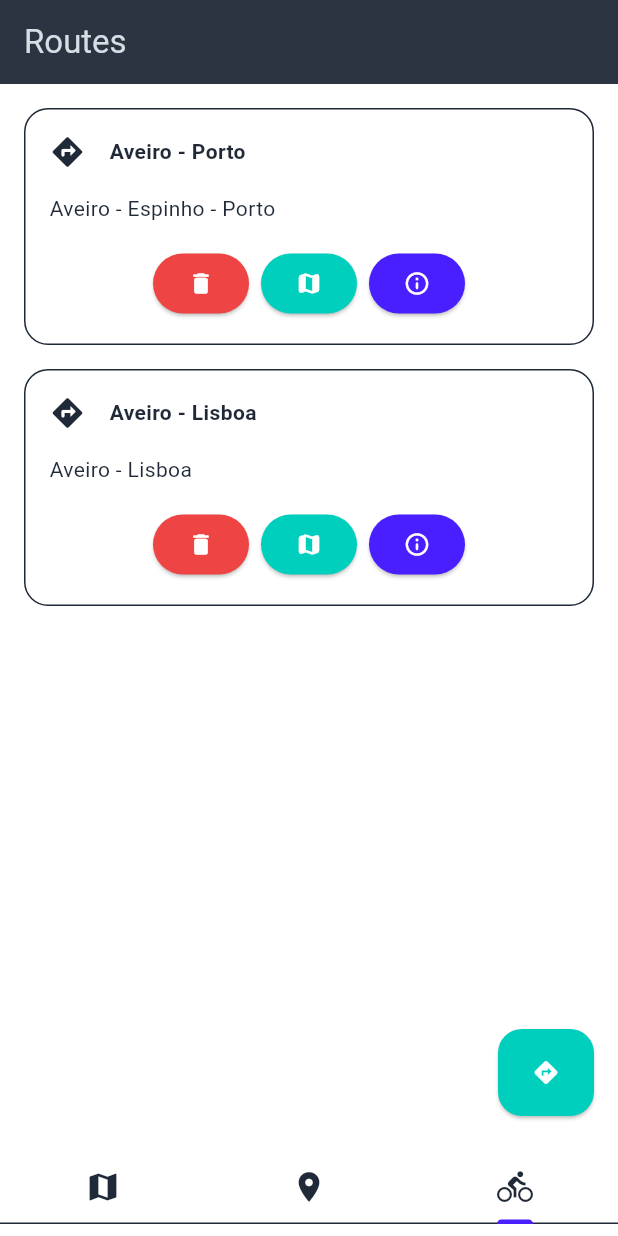
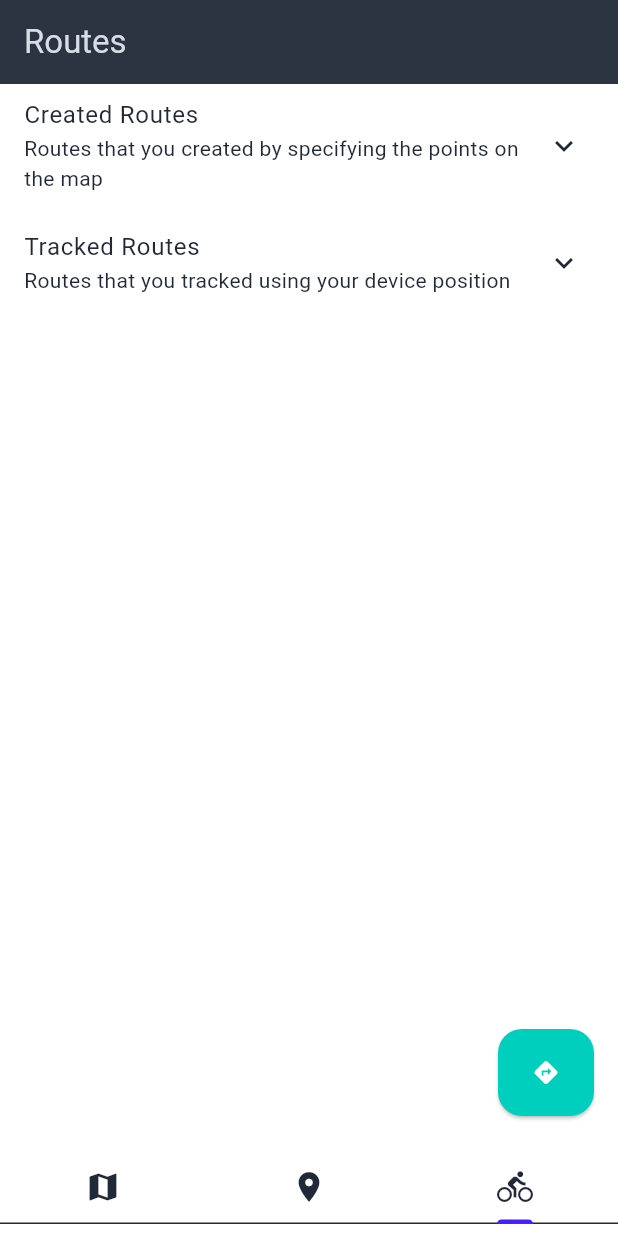
Before and after one commit to joaompfonseca/cm-flutter-project, a Flutter app: the screen it shows after launch, item 3 of the bottom bar chosen, on a phone screen of 412 x 824 dp. Run offline on Flutter 3.47's test engine with Material 3 defaults, Android fonts, the phone set to English and light mode, and no system bars; our stand-ins replace flutter_bloc, flutter_dotenv, flutter_map, geolocator, image_picker, latlong2; missing offline and left inert: amazon_cognito_identity_dart_2.

Commit message:
show created and tracked routes

```diff
--- a/lib/route/list.dart
+++ b/lib/route/list.dart
@@ -23,12 +23,15 @@ class RouteList extends StatelessWidget {
         title: const Text('Routes'),
       ),
       body: BlocBuilder<RouteCubit, RouteState>(
-        builder: (context, routeState) {
-          return ListView.builder(
-            itemCount: routeState.createdRouteList.length,
-            itemBuilder: (context, index) {
-              CustomRoute route = routeState.createdRouteList[index];
-              return RouteItem(
+        builder: (context, routeState) => ListView(
+          children: [
+            ExpansionTile(
+              title: const Text('Created Routes'),
+              subtitle: const Text(
+                  'Routes that you created by specifying the points on the map'),
+              children: routeState.createdRouteList
+                  .map(
+                    (route) => RouteItem(
                       route: route,
                       onDetails: () {
                         Navigator.of(context).push(
@@ -53,10 +56,47 @@ class RouteList extends StatelessWidget {
                           zoom: 18.0,
                         );
                       },
+                    ),
+                  )
+                  .toList(),
+            ),
+            ExpansionTile(
+              title: const Text('Tracked Routes'),
+              subtitle: const Text(
+                  'Routes that you tracked using your device position'),
+              children: routeState.trackedRouteList
+                  .map(
+                    (route) => RouteItem(
+                      route: route,
+                      onDetails: () {
+                        Navigator.of(context).push(
+                          MaterialPageRoute(
+                            builder: (context) => RouteDetails(route: route),
+                          ),
                         );
                       },
+                      onDelete: () {
+                        showSnackBar(context, "Deleted ${route.name}");
+                        routeCubit.deleteCreatedRoute(route);
+                      },
+                      onShow: () {
+                        showSnackBar(context, "Showing ${route.name}");
+                        routeCubit.setDisplayedRoute(route);
+                        graphhopperCubit.fetchPoints(route);
+                        DefaultTabController.of(context).animateTo(0);
+                        RoutePoint start = route.points[0];
+                        mapCubit.flyTo(
+                          latitude: start.latitude,
+                          longitude: start.longitude,
+                          zoom: 18.0,
                         );
                       },
+                    ),
+                  )
+                  .toList(),
+            ),
+          ],
+        ),
       ),
       floatingActionButton: CreateRouteFormButton(
         onPressed: () {
@@ -87,7 +127,7 @@ class RouteItem extends StatelessWidget {
       behavior: HitTestBehavior.translucent,
       onTap: onDetails,
       child: Padding(
-        padding: const EdgeInsets.fromLTRB(16, 16, 16, 0),
+        padding: const EdgeInsets.fromLTRB(16, 16, 16, 16),
         child: Container(
           decoration: BoxDecoration(
             border: Border(
```
Lines whose indentation alone changed are shown as unchanged.
